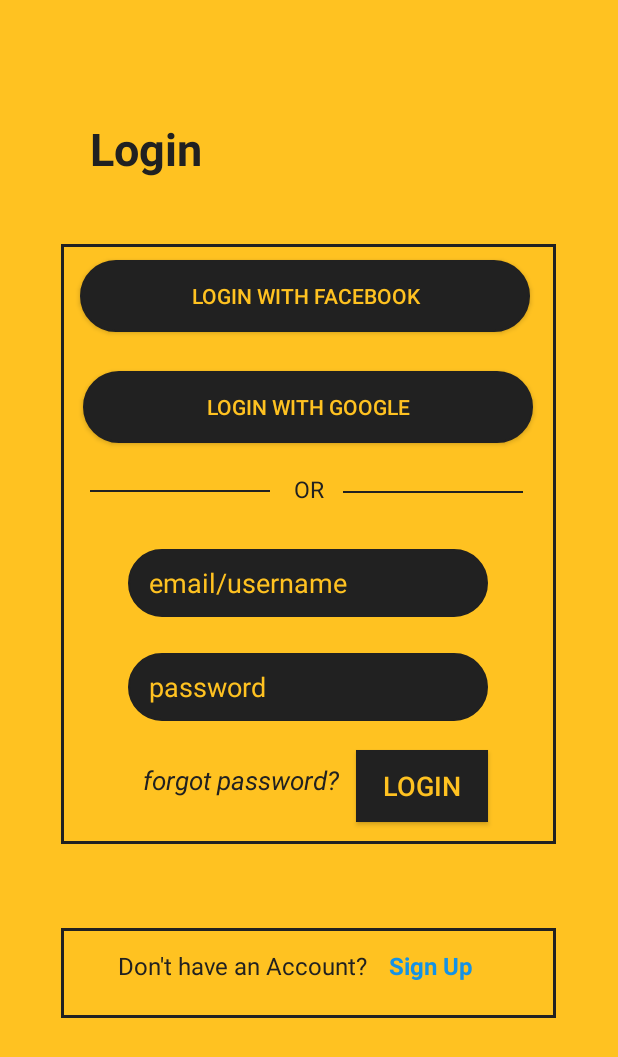
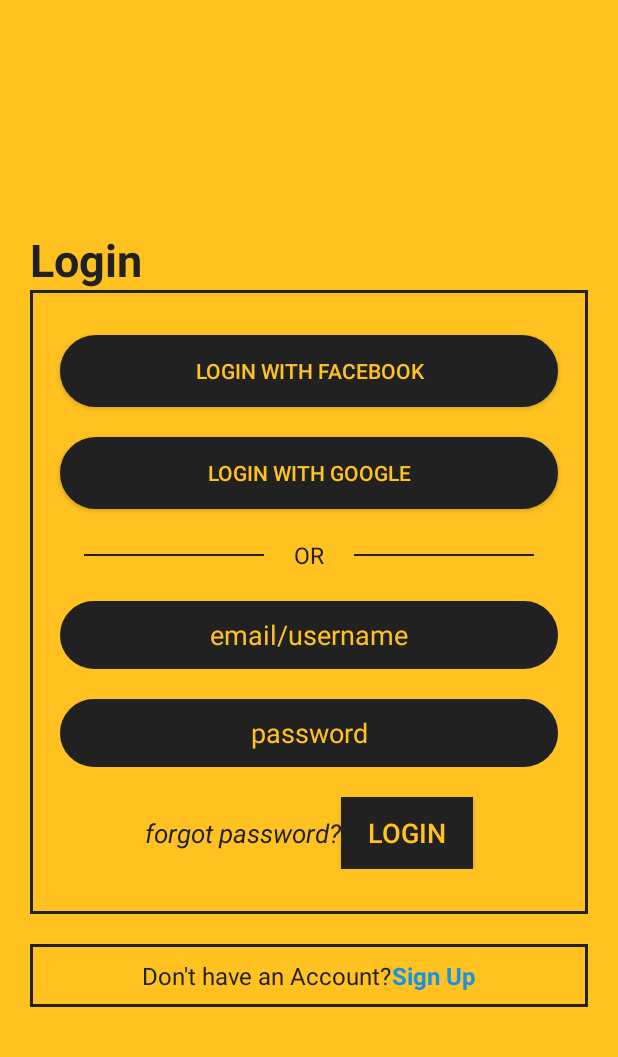
Before and after one commit to atharva3110/AttendanceTracking, an Android app: the login screen opened directly, with no data from a screen before it, on a phone screen of 412 x 824 dp. Shown: the top 1057 px of the screen. Run offline under Robolectric (Android 15) with nearby library versions, the phone set to English and light mode, and no system bars; our stand-ins replace Firebase (no records; nobody signed in at launch, a user with empty details on screens opened directly).

Commit message:
Login layout fix

```diff
--- a/app/build.gradle
+++ b/app/build.gradle
@@ -26,7 +26,7 @@ dependencies {
     implementation 'androidx.navigation:navigation-fragment:2.1.0'
     implementation 'androidx.navigation:navigation-ui:2.1.0'
     implementation 'androidx.legacy:legacy-support-v4:1.0.0'
-
+    implementation 'androidx.recyclerview:recyclerview:1.1.0'
     implementation 'com.google.android.material:material:1.0.0'
 
     implementation 'com.google.firebase:firebase-analytics:17.2.1'
--- a/app/src/main/res/layout/activity_login.xml
+++ b/app/src/main/res/layout/activity_login.xml
@@ -1,23 +1,10 @@
 <?xml version="1.0" encoding="utf-8"?>
-<androidx.constraintlayout.widget.ConstraintLayout xmlns:android="http://schemas.android.com/apk/res/android"
-    xmlns:app="http://schemas.android.com/apk/res-auto"
-    xmlns:tools="http://schemas.android.com/tools"
+<LinearLayout xmlns:android="http://schemas.android.com/apk/res/android"
     android:orientation="vertical"
     android:layout_width="match_parent"
     android:layout_height="match_parent"
-    android:background="@drawable/background">
-
-    <ImageView
-        android:layout_width="330dp"
-        android:layout_height="400dp"
-        android:src="@drawable/blackborder"
-        app:layout_constraintBottom_toBottomOf="parent"
-        app:layout_constraintHorizontal_bias="0.493"
-        app:layout_constraintLeft_toLeftOf="parent"
-        app:layout_constraintRight_toRightOf="parent"
-        app:layout_constraintTop_toTopOf="parent"
-        app:layout_constraintVertical_bias="0.383" />
-
+    android:background="@drawable/background"
+    android:gravity="center_vertical">
 
     <TextView
         android:layout_width="wrap_content"
@@ -26,44 +13,103 @@
         android:textStyle="bold"
         android:textColor="@color/colorBlack"
         android:textSize="30sp"
-        app:layout_constraintBottom_toBottomOf="parent"
-        app:layout_constraintHorizontal_bias="0.178"
-        app:layout_constraintLeft_toLeftOf="parent"
-        app:layout_constraintRight_toRightOf="parent"
-        app:layout_constraintTop_toTopOf="parent"
-        app:layout_constraintVertical_bias="0.1" />
+        android:layout_marginLeft="20dp"/>
+
+    <LinearLayout
+        android:layout_width="match_parent"
+        android:layout_height="wrap_content"
+        android:orientation="vertical"
+        android:background="@drawable/blackborder"
+        android:layout_marginLeft="20dp"
+        android:layout_marginRight="20dp">
+
+        <Button
+            android:id="@+id/btnFacebookLogin"
+            android:layout_width="match_parent"
+            android:layout_height="wrap_content"
+            android:layout_marginTop="30dp"
+            android:layout_marginLeft="20dp"
+            android:layout_marginRight="20dp"
+            android:text="Login with facebook"
+            android:background="@drawable/curved_black_rect"
+            android:textColor="@color/colorYellow" />
+
+        <Button
+            android:id="@+id/btnGoogleLogin"
+            android:layout_width="match_parent"
+            android:layout_height="wrap_content"
+            android:text="Login with google"
+            android:layout_marginTop="20dp"
+            android:layout_marginLeft="20dp"
+            android:layout_marginRight="20dp"
+            android:background="@drawable/curved_black_rect"
+            android:textColor="@color/colorYellow"/>
+
+        <LinearLayout
+            android:layout_width="match_parent"
+            android:layout_height="wrap_content"
+            android:orientation="horizontal"
+            android:layout_marginTop="20dp"
+            android:gravity="center">
+            <View
+                android:id="@+id/divider1"
+                android:layout_width="120dp"
+                android:layout_height="1dp"
+                android:background="@color/colorBlack"
+                android:layout_gravity="center_vertical"/>
+
+            <TextView
+                android:layout_width="wrap_content"
+                android:layout_height="wrap_content"
+                android:text="OR"
+                android:layout_marginLeft="20dp"
+                android:layout_marginRight="20dp"
+                android:textColor="@color/colorBlack"
+                android:textSize="15sp"/>
+
+            <View
+                android:id="@+id/divider2"
+                android:layout_width="120dp"
+                android:layout_height="1dp"
+                android:background="@color/colorBlack"
+                android:layout_gravity="center_vertical"/>
+        </LinearLayout>
 
         <EditText
             android:id="@+id/login_email"
-        android:layout_width="240dp"
+            android:layout_width="match_parent"
             android:layout_height="45dp"
+            android:layout_marginTop="20dp"
+            android:layout_marginLeft="20dp"
+            android:layout_marginRight="20dp"
             android:background="@drawable/curved_black_rect"
-        android:hint="   email/username"
+            android:hint="email/username"
             android:inputType="text"
+            android:gravity="center"
             android:textColor="@color/colorYellow"
-        android:textColorHint="@color/colorYellow"
-        app:layout_constraintBottom_toBottomOf="parent"
-        app:layout_constraintHorizontal_bias="0.497"
-        app:layout_constraintLeft_toLeftOf="parent"
-        app:layout_constraintRight_toRightOf="parent"
-        app:layout_constraintTop_toTopOf="parent"
-        app:layout_constraintVertical_bias="0.47" />
+            android:textColorHint="@color/colorYellow" />
 
         <EditText
             android:id="@+id/login_password"
-        android:layout_width="240dp"
+            android:layout_width="match_parent"
             android:layout_height="45dp"
+            android:layout_marginTop="20dp"
+            android:layout_marginLeft="20dp"
+            android:layout_marginRight="20dp"
             android:background="@drawable/curved_black_rect"
-        android:hint="   password"
+            android:hint="password"
             android:inputType="textPassword"
+            android:gravity="center"
             android:textColor="@color/colorYellow"
-        android:textColorHint="@color/colorYellow"
-        app:layout_constraintBottom_toBottomOf="parent"
-        app:layout_constraintHorizontal_bias="0.497"
-        app:layout_constraintLeft_toLeftOf="parent"
-        app:layout_constraintRight_toRightOf="parent"
-        app:layout_constraintTop_toTopOf="parent"
-        app:layout_constraintVertical_bias="0.559" />
+            android:textColorHint="@color/colorYellow" />
+
+        <LinearLayout
+            android:layout_width="match_parent"
+            android:layout_height="wrap_content"
+            android:orientation="horizontal"
+            android:layout_marginTop="20dp"
+            android:layout_marginBottom="30dp"
+            android:gravity="center">
 
             <TextView
                 android:layout_width="wrap_content"
@@ -72,53 +118,37 @@
                 android:text="forgot password?"
                 android:textStyle="italic"
                 android:textColor="@color/colorBlack"
-        android:textSize="17sp"
-        app:layout_constraintBottom_toBottomOf="parent"
-        app:layout_constraintHorizontal_bias="0.339"
-        app:layout_constraintLeft_toLeftOf="parent"
-        app:layout_constraintRight_toRightOf="parent"
-        app:layout_constraintTop_toTopOf="parent"
-        app:layout_constraintVertical_bias="0.635" />
+                android:textSize="17sp"/>
 
             <Button
                 android:id="@+id/btnLogin"
                 android:layout_width="wrap_content"
                 android:layout_height="wrap_content"
                 android:background="@color/colorBlack"
-        app:layout_constraintBottom_toBottomOf="parent"
-        app:layout_constraintHorizontal_bias="0.733"
-        app:layout_constraintLeft_toLeftOf="parent"
-        app:layout_constraintRight_toRightOf="parent"
-        app:layout_constraintTop_toTopOf="parent"
-        app:layout_constraintVertical_bias="0.644"
                 android:textColor="@color/colorYellow"
                 android:text="Login"
-        android:textSize="18sp"
-        tools:ignore="InvalidId" />
+                android:textSize="18sp"/>
+        </LinearLayout>
+    </LinearLayout>
 
-    <ImageView
-        android:layout_width="330dp"
-        android:layout_height="60dp"
-        android:src="@drawable/blackborder"
-        app:layout_constraintBottom_toBottomOf="parent"
-        app:layout_constraintHorizontal_bias="0.493"
-        app:layout_constraintLeft_toLeftOf="parent"
-        app:layout_constraintRight_toRightOf="parent"
-        app:layout_constraintTop_toTopOf="parent"
-        app:layout_constraintVertical_bias="0.81" />
+    <LinearLayout
+        android:layout_width="match_parent"
+        android:layout_height="wrap_content"
+        android:orientation="horizontal"
+        android:background="@drawable/blackborder"
+        android:layout_marginLeft="20dp"
+        android:layout_marginRight="20dp"
+        android:layout_marginTop="20dp"
+        android:paddingTop="10dp"
+        android:paddingBottom="10dp"
+        android:gravity="center">
 
         <TextView
             android:layout_width="wrap_content"
             android:layout_height="wrap_content"
             android:text="Don't have an Account?"
             android:textColor="@color/colorBlack"
-        android:textSize="16sp"
-        app:layout_constraintBottom_toBottomOf="parent"
-        app:layout_constraintHorizontal_bias="0.32"
-        app:layout_constraintLeft_toLeftOf="parent"
-        app:layout_constraintRight_toRightOf="parent"
-        app:layout_constraintTop_toTopOf="parent"
-        app:layout_constraintVertical_bias="0.789" />
+            android:textSize="16sp" />
 
         <TextView
             android:id="@+id/signup"
@@ -127,88 +157,6 @@
             android:text="Sign Up"
             android:textStyle="bold"
             android:textColor="#1492E6"
-        android:textSize="16sp"
-        app:layout_constraintBottom_toBottomOf="parent"
-        app:layout_constraintHorizontal_bias="0.729"
-        app:layout_constraintLeft_toLeftOf="parent"
-        app:layout_constraintRight_toRightOf="parent"
-        app:layout_constraintTop_toTopOf="parent"
-        app:layout_constraintVertical_bias="0.789" />
-
-    <View
-        android:id="@+id/divider1"
-        android:layout_width="120dp"
-        android:layout_height="1dp"
-        android:background="@color/colorBlack"
-        app:layout_constraintBottom_toBottomOf="parent"
-        app:layout_constraintHorizontal_bias="0.206"
-        app:layout_constraintLeft_toLeftOf="parent"
-        app:layout_constraintRight_toRightOf="parent"
-        app:layout_constraintTop_toTopOf="parent"
-        app:layout_constraintVertical_bias="0.397" />
-
-    <TextView
-        android:layout_width="wrap_content"
-        android:layout_height="wrap_content"
-        android:text="OR"
-        android:textColor="@color/colorBlack"
-        android:textSize="15sp"
-        app:layout_constraintBottom_toBottomOf="parent"
-        app:layout_constraintLeft_toLeftOf="parent"
-        app:layout_constraintRight_toRightOf="parent"
-        app:layout_constraintTop_toTopOf="parent"
-        app:layout_constraintVertical_bias="0.393" />
-
-    <View
-        android:id="@+id/divider2"
-        android:layout_width="120dp"
-        android:layout_height="1dp"
-        android:background="@color/colorBlack"
-        app:layout_constraintBottom_toBottomOf="parent"
-        app:layout_constraintHorizontal_bias="0.783"
-        app:layout_constraintLeft_toLeftOf="parent"
-        app:layout_constraintRight_toRightOf="parent"
-        app:layout_constraintTop_toTopOf="parent"
-        app:layout_constraintVertical_bias="0.398" />
-
-    <Button
-        android:id="@+id/btnFacebookLogin"
-        android:layout_width="300dp"
-        android:layout_height="wrap_content"
-        android:layout_marginTop="20dp"
-        android:text="Login with facebook"
-        android:background="@drawable/curved_black_rect"
-        android:textColor="@color/colorYellow"
-        app:layout_constraintBottom_toBottomOf="parent"
-        app:layout_constraintEnd_toEndOf="parent"
-        app:layout_constraintHorizontal_bias="0.475"
-        app:layout_constraintLeft_toLeftOf="parent"
-        app:layout_constraintRight_toRightOf="parent"
-        app:layout_constraintStart_toStartOf="parent"
-
-
-        app:layout_constraintTop_toTopOf="parent"
-        app:layout_constraintVertical_bias="0.203" />
-
-    <Button
-        android:id="@+id/btnGoogleLogin"
-        android:layout_width="300dp"
-        android:layout_height="wrap_content"
-        android:text="Login with google"
-        android:background="@drawable/curved_black_rect"
-        android:textColor="@color/colorYellow"
-        app:layout_constraintBottom_toBottomOf="parent"
-        app:layout_constraintEnd_toEndOf="parent"
-        app:layout_constraintHorizontal_bias="0.495"
-        app:layout_constraintLeft_toLeftOf="parent"
-        app:layout_constraintRight_toRightOf="parent"
-        app:layout_constraintStart_toStartOf="parent"
-        app:layout_constraintTop_toTopOf="parent"
-        app:layout_constraintVertical_bias="0.319"
-
-        tools:layout_editor_absoluteX="172dp"
-        tools:layout_editor_absoluteY="222dp" />
-
-
-
-</androidx.constraintlayout.widget.ConstraintLayout>
+            android:textSize="16sp" />
+    </LinearLayout>
+</LinearLayout>
```
Lines whose indentation alone changed are shown as unchanged.
